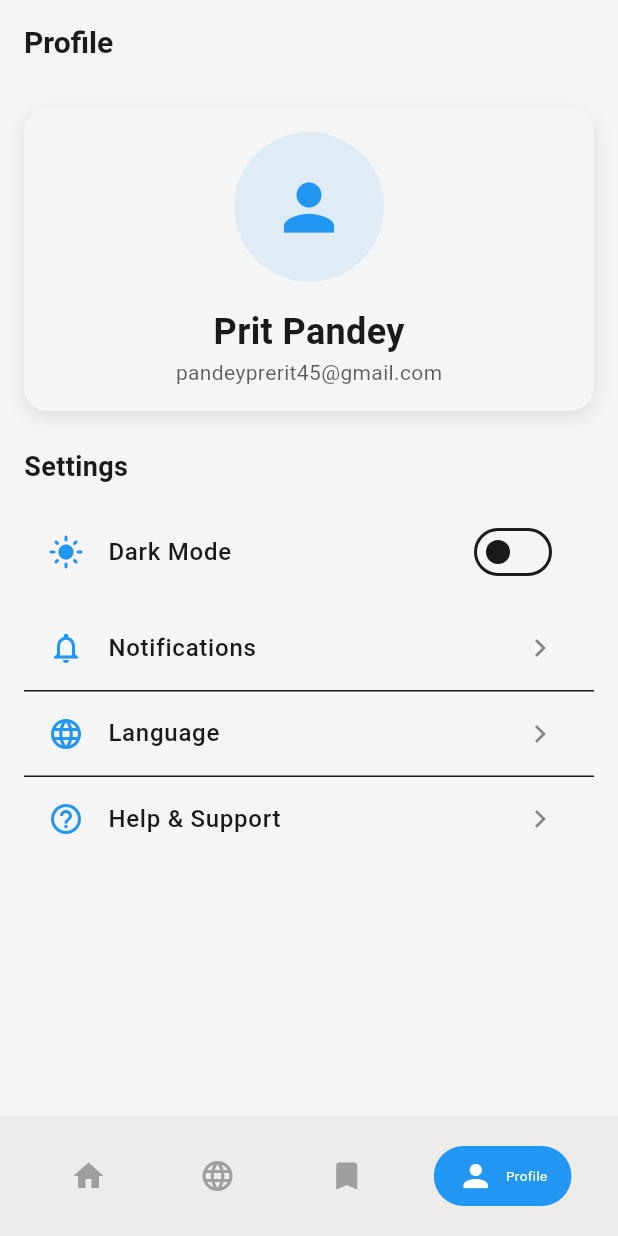
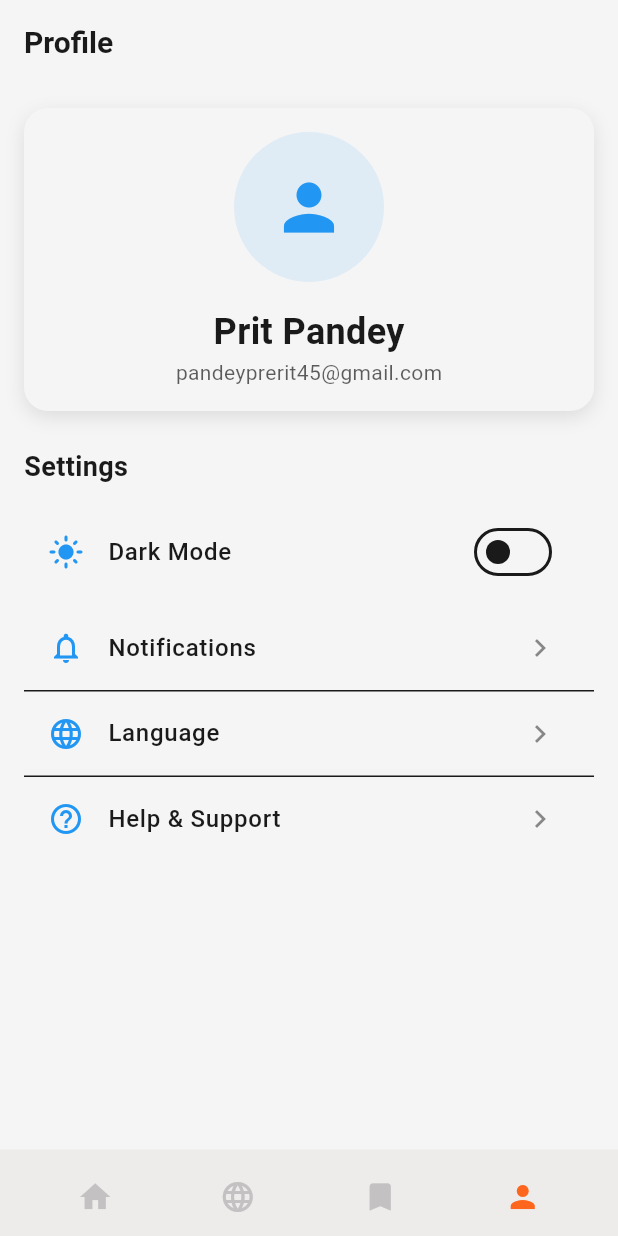
Before and after one commit to Preritpandey/NepNews, a Flutter app: the screen it shows after launch, item 4 of the bottom bar chosen, on a phone screen of 412 x 824 dp. Run offline on Flutter 3.47's test engine with Material 3 defaults, Android fonts, the phone set to English and light mode, and no system bars; our stand-ins replace connectivity_plus, google_fonts, hive, hive_flutter, shared_preferences; missing offline and left inert: flutter_carousel_slider; accounts and stored records are empty; network calls fail.

Commit message:
refix: changed the theme of dark mode and fontstyles of texts

```diff
--- a/lib/core/theme.dart
+++ b/lib/core/theme.dart
@@ -10,9 +10,15 @@ class AppColors {
 
   // Dark Theme Colors
   static const darkPrimary = Color(0xFF64B5F6); // Light Blue
-  static const darkBackground = Color(0xFF121212); // Dark Grey
-  static const darkSurface = Color(0xFF1E1E1E); // Slightly lighter Dark Grey
+  // static const darkBackground = Color(0xFF121212); // Dark Grey
+  static const darkBackground = Color.fromARGB(255, 56, 58, 59); // Dark Grey
+
+  // static const darkSurface = Color(0xFF1E1E1E); // Slightly lighter Dark Grey
+  static const darkSurface =
+      Color.fromARGB(255, 46, 49, 50); // Slightly lighter Dark Grey
+  static const darkNavBar = Color.fromARGB(255, 38, 41, 43);
   static const darkText = Color(0xFFFFFFFF); // White
+
   static const darkSecondaryText = Color(0xFFB3B3B3); // Light Grey
 }
 
@@ -64,9 +70,10 @@ class AppTheme {
       onBackground: AppColors.darkText,
       onSurface: AppColors.darkText,
     ),
-    scaffoldBackgroundColor: AppColors.darkBackground,
+    scaffoldBackgroundColor: AppColors.darkNavBar,
     appBarTheme: AppBarTheme(
-      backgroundColor: AppColors.darkBackground,
+      color: AppColors.darkNavBar,
+      // backgroundColor: AppColors.darkNavBar,
       elevation: 0,
       iconTheme: IconThemeData(color: AppColors.darkText),
       titleTextStyle: TextStyle(
--- a/lib/pages/Home/home.dart
+++ b/lib/pages/Home/home.dart
@@ -1,9 +1,102 @@
+// import 'package:flutter/material.dart';
+// import 'package:news_portal/core/ScreenSizeConfig.dart';
+// import 'package:news_portal/pages/Browse/browse_page.dart';
+// import 'package:news_portal/pages/Home/home_page.dart';
+// import 'package:news_portal/pages/Home/news_details_page.dart';
+// import 'package:news_portal/pages/Profile/profile_page.dart';
+// import 'package:news_portal/pages/bookmark/bookmark_page.dart';
+
+// class Home extends StatefulWidget {
+//   @override
+//   _HomeState createState() => _HomeState();
+// }
+
+// class _HomeState extends State<Home> {
+//   int _selectedIndex = 0;
+//   List pages = [
+//     const HomePage(),
+//     const BrowsePage(),
+//     const BookmarkPage(),
+//     const ProfilePage(),
+//   ];
+
+//   void _onItemTapped(int index) {
+//     setState(() {
+//       _selectedIndex = index;
+//     });
+//   }
+
+//   @override
+//   Widget build(BuildContext context) {
+//     final screenSize = ScreenSizeConfig.of(context);
+//     double screenHeight = screenSize.height;
+//     return Scaffold(
+//       body: pages[_selectedIndex],
+//       bottomNavigationBar: SizedBox(
+//         height: screenHeight * 0.07,
+//         child: BottomAppBar(
+//           elevation: 0,
+//           color: Colors.transparent,
+//           shape: CircularNotchedRectangle(),
+//           notchMargin: 6.0,
+//           child: Container(
+//             padding: EdgeInsets.symmetric(vertical: 0),
+//             child: Row(
+//               mainAxisAlignment: MainAxisAlignment.spaceAround,
+//               children: [
+//                 _buildNavItem(Icons.home, "Home", 0),
+//                 _buildNavItem(Icons.language, "Browse", 1),
+//                 _buildNavItem(Icons.bookmark, "Bookmarks", 2),
+//                 _buildNavItem(Icons.person, "Profile", 3),
+//               ],
+//             ),
+//           ),
+//         ),
+//       ),
+//     );
+//   }
+
+//   Widget _buildNavItem(IconData icon, String label, int index) {
+//     bool isSelected = _selectedIndex == index;
+
+//     return GestureDetector(
+//       onTap: () => _onItemTapped(index),
+//       child: AnimatedContainer(
+//         duration: Duration(milliseconds: 300),
+//         padding: EdgeInsets.symmetric(horizontal: 16, vertical: 8),
+//         decoration: isSelected
+//             ? BoxDecoration(
+//                 color: Colors.blue,
+//                 borderRadius: BorderRadius.circular(20),
+//               )
+//             : BoxDecoration(),
+//         child: Row(
+//           children: [
+//             Icon(
+//               icon,
+//               color: isSelected ? Colors.white : Colors.grey,
+//             ),
+//             if (isSelected)
+//               Padding(
+//                 padding: EdgeInsets.only(left: 8),
+//                 child: Text(
+//                   label,
+//                   style: TextStyle(color: Colors.white, fontSize: 9),
+//                 ),
+//               ),
+//           ],
+//         ),
+//       ),
+//     );
+//   }
+// }
 import 'package:flutter/material.dart';
+import 'package:news_portal/core/ScreenSizeConfig.dart';
 import 'package:news_portal/pages/Browse/browse_page.dart';
 import 'package:news_portal/pages/Home/home_page.dart';
-import 'package:news_portal/pages/Home/news_details_page.dart';
 import 'package:news_portal/pages/Profile/profile_page.dart';
 import 'package:news_portal/pages/bookmark/bookmark_page.dart';
+import 'package:news_portal/resources/constant.dart';
 
 class Home extends StatefulWidget {
   @override
@@ -12,7 +105,7 @@ class Home extends StatefulWidget {
 
 class _HomeState extends State<Home> {
   int _selectedIndex = 0;
-  List pages = [
+  final List<Widget> pages = [
     const HomePage(),
     const BrowsePage(),
     const BookmarkPage(),
@@ -27,22 +120,25 @@ class _HomeState extends State<Home> {
 
   @override
   Widget build(BuildContext context) {
+    final screenSize = ScreenSizeConfig.of(context);
+    double screenHeight = screenSize.height;
+
     return Scaffold(
       body: pages[_selectedIndex],
-      bottomNavigationBar: BottomAppBar(
-        elevation: 0,
-        color: Colors.transparent,
-        shape: CircularNotchedRectangle(),
-        notchMargin: 6.0,
-        child: Container(
-          padding: EdgeInsets.symmetric(vertical: 8),
+      bottomNavigationBar: SizedBox(
+        height: screenHeight * 0.07,
+        child: BottomAppBar(
+          elevation: 0,
+          color: Colors.transparent,
+          shape: const CircularNotchedRectangle(),
+          notchMargin: 6.0,
           child: Row(
             mainAxisAlignment: MainAxisAlignment.spaceAround,
             children: [
-              _buildNavItem(Icons.home, "Home", 0),
-              _buildNavItem(Icons.language, "Browse", 1),
-              _buildNavItem(Icons.bookmark, "Bookmarks", 2),
-              _buildNavItem(Icons.person, "Profile", 3),
+              _buildNavItem(Icons.home, 0),
+              _buildNavItem(Icons.language, 1),
+              _buildNavItem(Icons.bookmark, 2),
+              _buildNavItem(Icons.person, 3),
             ],
           ),
         ),
@@ -50,37 +146,14 @@ class _HomeState extends State<Home> {
     );
   }
 
-  Widget _buildNavItem(IconData icon, String label, int index) {
-    bool isSelected = _selectedIndex == index;
-
-    return GestureDetector(
-      onTap: () => _onItemTapped(index),
-      child: AnimatedContainer(
-        duration: Duration(milliseconds: 300),
-        padding: EdgeInsets.symmetric(horizontal: 16, vertical: 8),
-        decoration: isSelected
-            ? BoxDecoration(
-                color: Colors.blue,
-                borderRadius: BorderRadius.circular(20),
-              )
-            : BoxDecoration(),
-        child: Row(
-          children: [
-            Icon(
-              icon,
-              color: isSelected ? Colors.white : Colors.grey,
-            ),
-            if (isSelected)
-              Padding(
-                padding: EdgeInsets.only(left: 8),
-                child: Text(
-                  label,
-                  style: TextStyle(color: Colors.white, fontSize: 9),
-                ),
-              ),
-          ],
-        ),
+  Widget _buildNavItem(IconData icon, int index) {
+    return IconButton(
+      icon: Icon(
+        icon,
+        color:
+            _selectedIndex == index ? navBarActiveIconColor : navBarIconColor,
       ),
+      onPressed: () => _onItemTapped(index),
     );
   }
 }
--- /dev/null
+++ b/lib/resources/newColors.txt
@@ -0,0 +1,6 @@
+App Dark mode colors
+AppBar color = rgba(38,41,43,255)
+background/ body color = rgba(56,58,59,255)
+card background = rgba(46,49,50,255)
+icon color = rgba(196,193,195,255)
+active icon color = rgba(254,101,29,255)
```
Also changed, not shown: lib/pages/Home/home_page.dart (+2 -6 lines), lib/pages/Home/news_details_page.dart (+6 -6 lines), lib/resources/app_text.dart (+4 -3 lines), lib/resources/constant.dart (+2 -16 lines), lib/resources/text_body.dart (+24 -22 lines), lib/resources/text_heading.dart (+9 -4 lines), lib/resources/text_normal.dart (+22 -25 lines), lib/resources/text_subheading.dart (+23 -22 lines), lib/widgets/breaking_news_widget.dart (+4 -4 lines), lib/widgets/forex_slideshow.dart (+7 -3 lines), lib/widgets/trending_news_widget.dart (+7 -4 lines).
